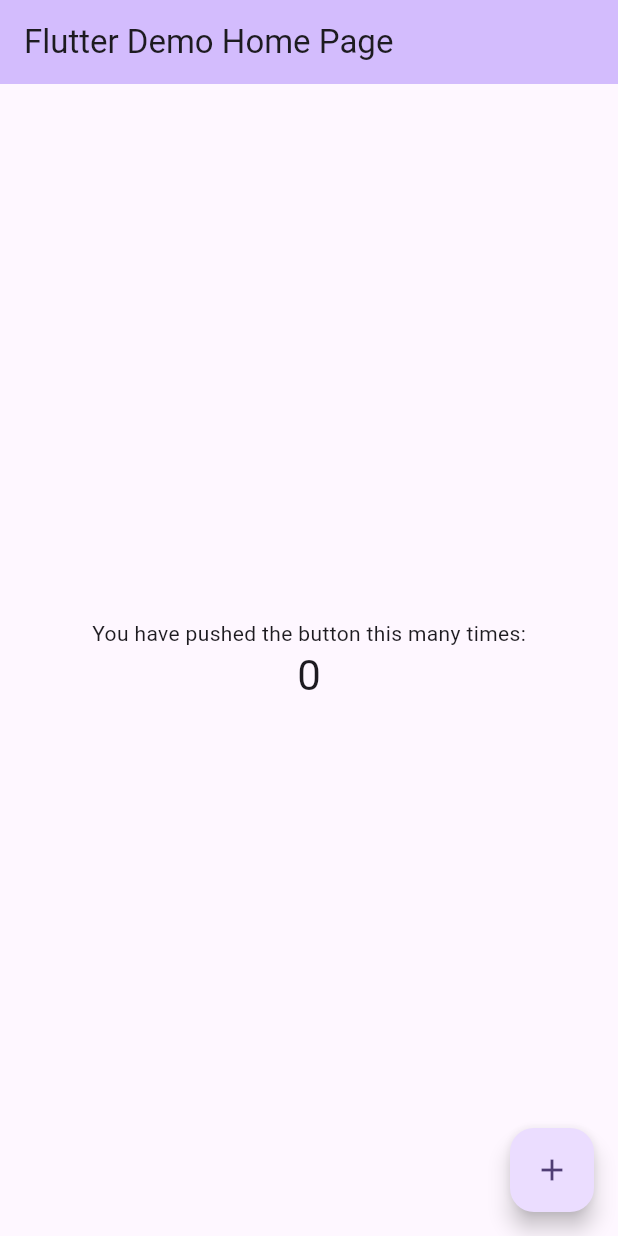
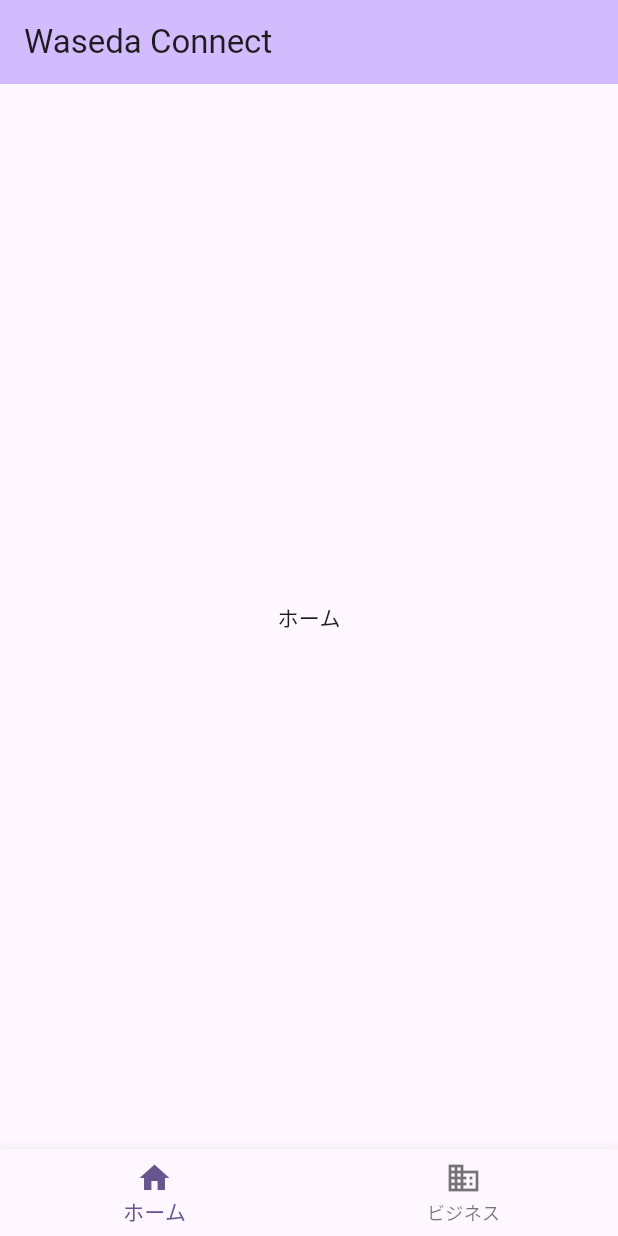
Before and after one commit to wasedaconnect/waseda_connect, a Flutter app: the screen it shows after launch, on a phone screen of 412 x 824 dp. Run offline on Flutter 3.47's test engine with Material 3 defaults, Android fonts, the phone set to English and light mode, and no system bars.

Commit message:
練習/画面遷移/メニューバー

```diff
--- a/lib/main.dart
+++ b/lib/main.dart
@@ -1,4 +1,6 @@
 import 'package:flutter/material.dart';
+import 'Syllabus.dart';
+// 必要なページをimportします。例: Syllabus.dart
 
 void main() {
   runApp(const MyApp());
@@ -6,48 +8,21 @@ void main() {
 
 class MyApp extends StatelessWidget {
   const MyApp({super.key});
-
-  // This widget is the root of your application.
   @override
   Widget build(BuildContext context) {
     return MaterialApp(
-      title: 'Flutter Demo',
+      title: 'Waseda Connect',
       theme: ThemeData(
-        // This is the theme of your application.
-        //
-        // TRY THIS: Try running your application with "flutter run". You'll see
-        // the application has a purple toolbar. Then, without quitting the app,
-        // try changing the seedColor in the colorScheme below to Colors.green
-        // and then invoke "hot reload" (save your changes or press the "hot
-        // reload" button in a Flutter-supported IDE, or press "r" if you used
-        // the command line to start the app).
-        //
-        // Notice that the counter didn't reset back to zero; the application
-        // state is not lost during the reload. To reset the state, use hot
-        // restart instead.
-        //
-        // This works for code too, not just values: Most code changes can be
-        // tested with just a hot reload.
         colorScheme: ColorScheme.fromSeed(seedColor: Colors.deepPurple),
         useMaterial3: true,
       ),
-      home: const MyHomePage(title: 'Flutter Demo Home Page'),
+      home: const MyHomePage(title: 'Waseda Connect'),
     );
   }
 }
 
 class MyHomePage extends StatefulWidget {
   const MyHomePage({super.key, required this.title});
-
-  // This widget is the home page of your application. It is stateful, meaning
-  // that it has a State object (defined below) that contains fields that affect
-  // how it looks.
-
-  // This class is the configuration for the state. It holds the values (in this
-  // case the title) provided by the parent (in this case the App widget) and
-  // used by the build method of the State. Fields in a Widget subclass are
-  // always marked "final".
-
   final String title;
 
   @override
@@ -55,71 +30,48 @@ class MyHomePage extends StatefulWidget {
 }
 
 class _MyHomePageState extends State<MyHomePage> {
-  int _counter = 0;
+  int _selectedIndex = 0;
 
-  void _incrementCounter() {
+  // ページのリストを定義
+  final List<Widget> _pages = [
+    // ここにページのウィジェットを追加
+    Center(child: Text('ホーム')),
+    Syllabus(), // 例としてSyllabusページを追加
+    // 他のページも同様に追加
+  ];
+
+  void _onItemTapped(int index) {
     setState(() {
-      // This call to setState tells the Flutter framework that something has
-      // changed in this State, which causes it to rerun the build method below
-      // so that the display can reflect the updated values. If we changed
-      // _counter without calling setState(), then the build method would not be
-      // called again, and so nothing would appear to happen.
-      _counter++;
+      _selectedIndex = index;
     });
   }
 
   @override
   Widget build(BuildContext context) {
-    // This method is rerun every time setState is called, for instance as done
-    // by the _incrementCounter method above.
-    //
-    // The Flutter framework has been optimized to make rerunning build methods
-    // fast, so that you can just rebuild anything that needs updating rather
-    // than having to individually change instances of widgets.
     return Scaffold(
       appBar: AppBar(
-        // TRY THIS: Try changing the color here to a specific color (to
-        // Colors.amber, perhaps?) and trigger a hot reload to see the AppBar
-        // change color while the other colors stay the same.
         backgroundColor: Theme.of(context).colorScheme.inversePrimary,
-        // Here we take the value from the MyHomePage object that was created by
-        // the App.build method, and use it to set our appbar title.
         title: Text(widget.title),
       ),
-      body: Center(
-        // Center is a layout widget. It takes a single child and positions it
-        // in the middle of the parent.
-        child: Column(
-          // Column is also a layout widget. It takes a list of children and
-          // arranges them vertically. By default, it sizes itself to fit its
-          // children horizontally, and tries to be as tall as its parent.
-          //
-          // Column has various properties to control how it sizes itself and
-          // how it positions its children. Here we use mainAxisAlignment to
-          // center the children vertically; the main axis here is the vertical
-          // axis because Columns are vertical (the cross axis would be
-          // horizontal).
-          //
-          // TRY THIS: Invoke "debug painting" (choose the "Toggle Debug Paint"
-          // action in the IDE, or press "p" in the console), to see the
-          // wireframe for each widget.
-          mainAxisAlignment: MainAxisAlignment.center,
-          children: <Widget>[
-            const Text(
-              'You have pushed the button this many times:',
-            ),
-            Text(
-              '$_counter',
-              style: Theme.of(context).textTheme.headlineMedium,
-            ),
-          ],
-        ),
+      body: IndexedStack(
+        index: _selectedIndex,
+        children: _pages,
       ),
-      floatingActionButton: FloatingActionButton(
-        onPressed: _incrementCounter,
-        tooltip: 'Increment',
-        child: const Icon(Icons.add),
-      ), // This trailing comma makes auto-formatting nicer for build methods.
+      bottomNavigationBar: BottomNavigationBar(
+        items: const <BottomNavigationBarItem>[
+          BottomNavigationBarItem(
+            icon: Icon(Icons.home),
+            label: 'ホーム',
+          ),
+          BottomNavigationBarItem(
+            icon: Icon(Icons.business),
+            label: 'ビジネス',
+          ),
+          // 他のタブアイテムも同様に追加
+        ],
+        currentIndex: _selectedIndex,
+        onTap: _onItemTapped,
+      ),
     );
   }
 }
--- /dev/null
+++ b/lib/main_ori.dart
@@ -0,0 +1,125 @@
+import 'package:flutter/material.dart';
+
+void main() {
+  runApp(const MyApp());
+}
+
+class MyApp extends StatelessWidget {
+  const MyApp({super.key});
+
+  // This widget is the root of your application.
+  @override
+  Widget build(BuildContext context) {
+    return MaterialApp(
+      title: 'Flutter Demo',
+      theme: ThemeData(
+        // This is the theme of your application.
+        //
+        // TRY THIS: Try running your application with "flutter run". You'll see
+        // the application has a purple toolbar. Then, without quitting the app,
+        // try changing the seedColor in the colorScheme below to Colors.green
+        // and then invoke "hot reload" (save your changes or press the "hot
+        // reload" button in a Flutter-supported IDE, or press "r" if you used
+        // the command line to start the app).
+        //
+        // Notice that the counter didn't reset back to zero; the application
+        // state is not lost during the reload. To reset the state, use hot
+        // restart instead.
+        //
+        // This works for code too, not just values: Most code changes can be
+        // tested with just a hot reload.
+        colorScheme: ColorScheme.fromSeed(seedColor: Colors.deepPurple),
+        useMaterial3: true,
+      ),
+      home: const MyHomePage(title: 'Flutter Demo Home Page'),
+    );
+  }
+}
+
+class MyHomePage extends StatefulWidget {
+  const MyHomePage({super.key, required this.title});
+
+  // This widget is the home page of your application. It is stateful, meaning
+  // that it has a State object (defined below) that contains fields that affect
+  // how it looks.
+
+  // This class is the configuration for the state. It holds the values (in this
+  // case the title) provided by the parent (in this case the App widget) and
+  // used by the build method of the State. Fields in a Widget subclass are
+  // always marked "final".
+
+  final String title;
+
+  @override
+  State<MyHomePage> createState() => _MyHomePageState();
+}
+
+class _MyHomePageState extends State<MyHomePage> {
+  int _counter = 0;
+
+  void _incrementCounter() {
+    setState(() {
+      // This call to setState tells the Flutter framework that something has
+      // changed in this State, which causes it to rerun the build method below
+      // so that the display can reflect the updated values. If we changed
+      // _counter without calling setState(), then the build method would not be
+      // called again, and so nothing would appear to happen.
+      _counter++;
+    });
+  }
+
+  @override
+  Widget build(BuildContext context) {
+    // This method is rerun every time setState is called, for instance as done
+    // by the _incrementCounter method above.
+    //
+    // The Flutter framework has been optimized to make rerunning build methods
+    // fast, so that you can just rebuild anything that needs updating rather
+    // than having to individually change instances of widgets.
+    return Scaffold(
+      appBar: AppBar(
+        // TRY THIS: Try changing the color here to a specific color (to
+        // Colors.amber, perhaps?) and trigger a hot reload to see the AppBar
+        // change color while the other colors stay the same.
+        backgroundColor: Theme.of(context).colorScheme.inversePrimary,
+        // Here we take the value from the MyHomePage object that was created by
+        // the App.build method, and use it to set our appbar title.
+        title: Text(widget.title),
+      ),
+      body: Center(
+        // Center is a layout widget. It takes a single child and positions it
+        // in the middle of the parent.
+        child: Column(
+          // Column is also a layout widget. It takes a list of children and
+          // arranges them vertically. By default, it sizes itself to fit its
+          // children horizontally, and tries to be as tall as its parent.
+          //
+          // Column has various properties to control how it sizes itself and
+          // how it positions its children. Here we use mainAxisAlignment to
+          // center the children vertically; the main axis here is the vertical
+          // axis because Columns are vertical (the cross axis would be
+          // horizontal).
+          //
+          // TRY THIS: Invoke "debug painting" (choose the "Toggle Debug Paint"
+          // action in the IDE, or press "p" in the console), to see the
+          // wireframe for each widget.
+          mainAxisAlignment: MainAxisAlignment.center,
+          children: <Widget>[
+            const Text(
+              'You have pushed the button this many times:',
+            ),
+            Text(
+              '$_counter',
+              style: Theme.of(context).textTheme.headlineMedium,
+            ),
+          ],
+        ),
+      ),
+      floatingActionButton: FloatingActionButton(
+        onPressed: _incrementCounter,
+        tooltip: 'Increment',
+        child: const Icon(Icons.add),
+      ), // This trailing comma makes auto-formatting nicer for build methods.
+    );
+  }
+}
```
Also changed, not shown: lib/Syllabus.dart (added, +12 -0 lines).
